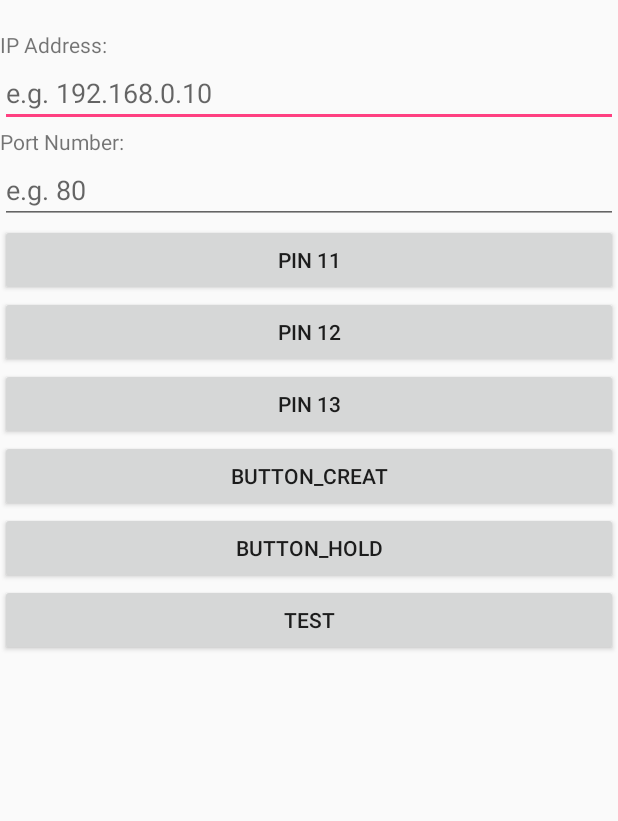
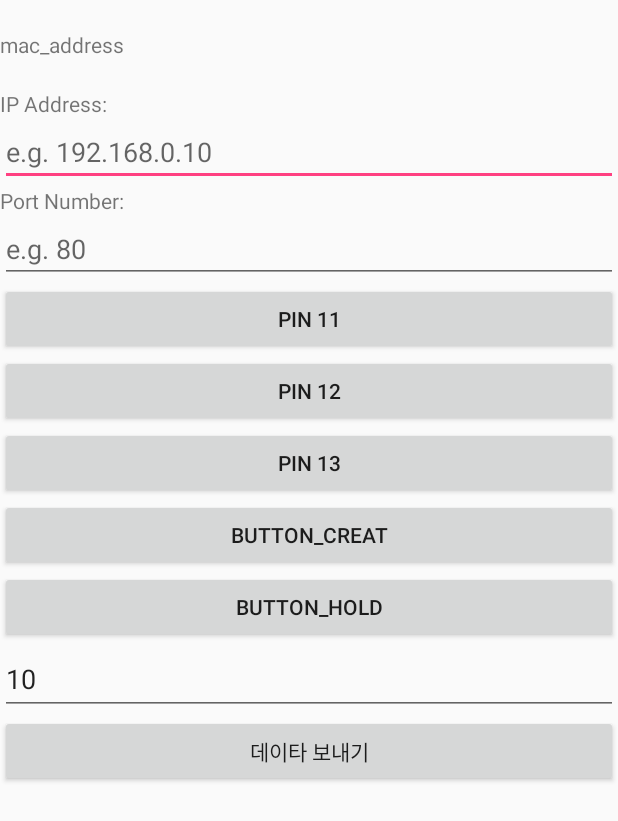
Before and after one commit to nomco2/ardu_car, an Android app: the screen it shows after launch (MainActivity), on a phone screen of 412 x 824 dp. Shown: the top 821 px of the screen. Run offline under Robolectric (Android 15) with nearby library versions, the phone set to English and light mode, and no system bars.

Commit message:
get_address_function

```diff
--- a/esp8266_arduino_test1/app/src/main/AndroidManifest.xml
+++ b/esp8266_arduino_test1/app/src/main/AndroidManifest.xml
@@ -3,6 +3,8 @@
     package="com.example.kimfamily.esp8266_arduino_test1">
 
     <uses-permission android:name="android.permission.INTERNET" />
+    <uses-permission android:name="android.permission.ACCESS_NETWORK_STATE" />
+    <uses-permission android:name="android.permission.ACCESS_WIFI_STATE" />
 
     <application
         android:allowBackup="true"
--- /dev/null
+++ b/esp8266_arduino_test1/app/src/main/java/com/example/kimfamily/esp8266_arduino_test1/MacAdress_get.java
@@ -0,0 +1,48 @@
+package com.example.kimfamily.esp8266_arduino_test1;
+
+import android.content.Context;
+import android.net.wifi.WifiInfo;
+import android.net.wifi.WifiManager;
+import android.os.Build;
+
+import java.net.NetworkInterface;
+import java.util.Collections;
+import java.util.List;
+
+/**
+ * Created by KimFamily on 2017-10-29.
+ */
+
+public class MacAdress_get {
+
+    public String getMACAddress(Context mContext, String interfaceName) {
+
+
+
+        try {
+            if (Build.VERSION.SDK_INT >= Build.VERSION_CODES.M) {
+                List<NetworkInterface> interfaces = Collections.list(NetworkInterface.getNetworkInterfaces());
+                for (NetworkInterface intf : interfaces) {
+                    if (interfaceName != null) {
+                        if (!intf.getName().equalsIgnoreCase(interfaceName)) continue;
+                    }
+                    byte[] mac = intf.getHardwareAddress();
+                    if (mac == null) return "";
+                    StringBuilder buf = new StringBuilder();
+                    for (int idx = 0; idx < mac.length; idx++)
+                        buf.append(String.format("%02X:", mac[idx]));
+                    if (buf.length() > 0) buf.deleteCharAt(buf.length() - 1);
+                    return buf.toString();
+                }
+            }else if (Build.VERSION.SDK_INT < Build.VERSION_CODES.M) {
+                WifiManager mng = (WifiManager) mContext.getSystemService(Context.WIFI_SERVICE);
+                WifiInfo info = mng.getConnectionInfo();
+                String wifiMac = info.getMacAddress();
+                return wifiMac;
+            }
+        } catch (Exception ex) { } // for now eat exceptions
+        return "";
+    }
+
+
+}
--- a/esp8266_arduino_test1/app/src/main/java/com/example/kimfamily/esp8266_arduino_test1/MainActivity.java
+++ b/esp8266_arduino_test1/app/src/main/java/com/example/kimfamily/esp8266_arduino_test1/MainActivity.java
@@ -33,6 +33,8 @@ import java.util.ArrayList;
 import java.util.Arrays;
 
 import com.example.kimfamily.esp8266_arduino_test1.Shared_preference_for_saving_array_class;
+import com.example.kimfamily.esp8266_arduino_test1.MacAdress_get;
+
 
 public class MainActivity extends Activity implements View.OnClickListener {
 
@@ -41,6 +43,8 @@ public class MainActivity extends Activity implements View.OnClickListener {
     // declare buttons and text inputs
     private Button buttonPin11,buttonPin12,buttonPin13;
     private EditText editTextIPAddress, editTextPortNumber;
+    private EditText writing_data;
+    private TextView mac_address;
     // shared preferences objects used to save the IP address and port so that the user doesn't have to
     // type them next time he/she opens the app.
     SharedPreferences.Editor editor;
@@ -55,6 +59,9 @@ public class MainActivity extends Activity implements View.OnClickListener {
     private int creating_button_number = 10;
 
     Shared_preference_for_saving_array_class shared_preference_for_saving_array_class;
+    MacAdress_get macAdress_get;
+
+    private String mac_adress;
 
 
     @Override
@@ -73,6 +80,7 @@ public class MainActivity extends Activity implements View.OnClickListener {
         // assign text inputs
         editTextIPAddress = (EditText)findViewById(R.id.editTextIPAddress);
         editTextPortNumber = (EditText)findViewById(R.id.editTextPortNumber);
+        mac_address = (TextView) findViewById(R.id.mac_address);
 
         // set button listener (this class)
         buttonPin11.setOnClickListener(this);
@@ -84,6 +92,13 @@ public class MainActivity extends Activity implements View.OnClickListener {
         editTextIPAddress.setText(sharedPreferences.getString(PREF_IP,""));
         editTextPortNumber.setText(sharedPreferences.getString(PREF_PORT,""));
 
+        //mac어드레스 가져오기
+        macAdress_get = new MacAdress_get();
+        mac_adress = "";
+        mac_adress = macAdress_get.getMACAddress(this, "wlan0");
+        Toast.makeText(this, mac_adress,Toast.LENGTH_LONG).show();
+
+
 
         /***************동적 버튼 생성**************/
         button_creat = (Button) findViewById(R.id.button_creat);
@@ -92,7 +107,12 @@ public class MainActivity extends Activity implements View.OnClickListener {
         button_creat.setOnClickListener(this);
         button_hold.setOnClickListener(this);
         test_btn.setOnClickListener(this);
+
+        writing_data = (EditText) findViewById(R.id.writing_data);
+
         mainLayout = (RelativeLayout) findViewById(R.id.main);
+
+
 
 
 
@@ -128,6 +148,11 @@ public class MainActivity extends Activity implements View.OnClickListener {
         else if(view.getId()==buttonPin13.getId())
         {
             parameterValue = "13";
+        }
+        else if(view.getId()==test_btn.getId()) {
+
+            parameterValue = writing_data.getText() + "";
+//            Toast.makeText(this,  + "", Toast.LENGTH_LONG).show();
         }
 
 
@@ -209,23 +234,7 @@ public class MainActivity extends Activity implements View.OnClickListener {
             Toast.makeText(this, e + "", Toast.LENGTH_LONG).show();
         }
 
-        if(view.getId()==test_btn.getId()) {
-            String names[] = {  "맹구",
-                    "배용준",
-                    "땡칠이",
-                    "장동건",
-                    "강수정",
-                    "송창식",
-                    "황당해",
-                    "고은아"};
-            ArrayList<String> list = new ArrayList<String>(Arrays.asList(names));
 
-            shared_preference_for_saving_array_class.setStringArrayPref(this, "test1", list);
-
-            ArrayList<String> b = new ArrayList<String>();
-            b = shared_preference_for_saving_array_class.getStringArrayPref(this, "test1");
-            Toast.makeText(this, b + "", Toast.LENGTH_LONG).show();
-        }
 
 
     } //on click listener end
--- a/esp8266_arduino_test1/app/src/main/res/layout/activity_main.xml
+++ b/esp8266_arduino_test1/app/src/main/res/layout/activity_main.xml
@@ -19,6 +19,13 @@
             android:layout_width="wrap_content"
             android:layout_height="wrap_content"
             android:layout_marginTop="20dp"
+            android:text="mac_address"
+            android:id="@+id/mac_address" />
+
+        <TextView
+            android:layout_width="wrap_content"
+            android:layout_height="wrap_content"
+            android:layout_marginTop="20dp"
             android:text="IP Address:"
             android:id="@+id/textView" />
 
@@ -26,6 +33,7 @@
             android:layout_width="match_parent"
             android:layout_height="wrap_content"
             android:hint="e.g. 192.168.0.10"
+            android:text="192.168.4.1"
             android:id="@+id/editTextIPAddress" />
 
         <TextView
@@ -40,6 +48,7 @@
             android:inputType="number"
             android:ems="10"
             android:hint="e.g. 80"
+            android:text="80"
             android:id="@+id/editTextPortNumber" />
 
         <Button
@@ -71,10 +80,18 @@
             android:text="button_hold"
             android:id="@+id/button_hold" />
 
+
+        <EditText
+            android:layout_width="match_parent"
+            android:layout_height="wrap_content"
+            android:hint="데이타 쓰시오"
+            android:text="10"
+            android:id="@+id/writing_data" />
+
         <Button
             android:layout_width="match_parent"
             android:layout_height="wrap_content"
-            android:text="test"
+            android:text="데이타 보내기"
             android:id="@+id/test_btn" />
     </LinearLayout>
 
```
